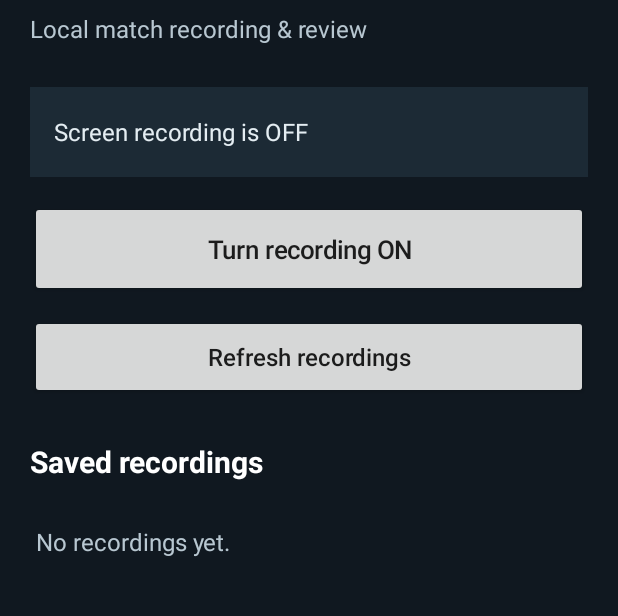
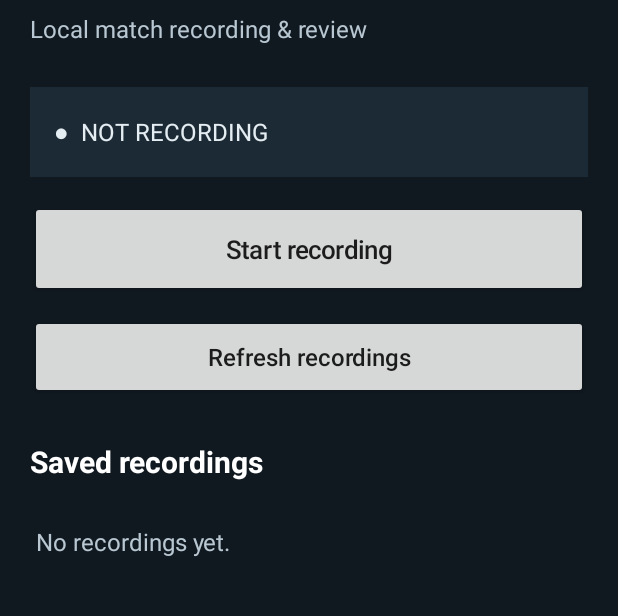
Before and after one commit to goatASHh/Nulls-royale-android, an Android app: the screen it shows after launch (MainActivity), on a phone screen of 412 x 824 dp, the part 95-711 px from its top. Run offline under Robolectric (Android 15) with nearby library versions, the phone set to English and light mode, and no system bars.

Commit message:
Show live recording status and elapsed time

```diff
--- a/app/src/main/java/com/nullsobserver/MainActivity.kt
+++ b/app/src/main/java/com/nullsobserver/MainActivity.kt
@@ -5,6 +5,8 @@ import android.content.Intent
 import android.media.projection.MediaProjectionManager
 import android.net.Uri
 import android.os.Bundle
+import android.os.Handler
+import android.os.Looper
 import android.provider.MediaStore
 import android.view.Gravity
 import android.view.View
@@ -20,6 +22,15 @@ class MainActivity : Activity() {
     private lateinit var toggle: Button
     private lateinit var list: LinearLayout
     private val captureRequest = 4102
+    private val statusHandler = Handler(Looper.getMainLooper())
+    private val statusUpdater = object : Runnable {
+        override fun run() {
+            if (::status.isInitialized && ::toggle.isInitialized) {
+                syncRecordingState()
+                statusHandler.postDelayed(this, 1000)
+            }
+        }
+    }
     private val preferences by lazy { getSharedPreferences(RecordingService.PREFS, MODE_PRIVATE) }
 
     override fun onCreate(savedInstanceState: Bundle?) {
@@ -155,8 +166,28 @@ class MainActivity : Activity() {
     private fun syncRecordingState() {
         val active = preferences.getBoolean(RecordingService.KEY_RECORDING, false)
         toggle.isEnabled = true
-        toggle.text = if (active) "Turn recording OFF" else "Turn recording ON"
-        status.text = if (active) "Screen recording is ON" else "Screen recording is OFF"
+        toggle.text = if (active) "Stop recording" else "Start recording"
+        if (active) {
+            val startedAt = preferences.getLong(RecordingService.KEY_STARTED_AT, System.currentTimeMillis())
+            val elapsedSeconds = ((System.currentTimeMillis() - startedAt).coerceAtLeast(0L) / 1000L)
+            val hours = elapsedSeconds / 3600
+            val minutes = (elapsedSeconds % 3600) / 60
+            val seconds = elapsedSeconds % 60
+            val elapsed = if (hours > 0) {
+                String.format(Locale.US, "%d:%02d:%02d", hours, minutes, seconds)
+            } else {
+                String.format(Locale.US, "%02d:%02d", minutes, seconds)
+            }
+            status.text = "●  RECORDING  •  $elapsed"
+            status.setTextColor(0xFFFF6666.toInt())
+            status.setBackgroundColor(0xFF3A2024.toInt())
+            status.contentDescription = "Recording in progress. Duration $elapsed"
+        } else {
+            status.text = "●  NOT RECORDING"
+            status.setTextColor(0xFFE4EDF2.toInt())
+            status.setBackgroundColor(0xFF1C2A35.toInt())
+            status.contentDescription = "Screen recording is off"
+        }
     }
 
     private fun refreshRecordings() {
@@ -226,6 +257,15 @@ class MainActivity : Activity() {
     override fun onResume() {
         super.onResume()
         if (::list.isInitialized) refreshRecordings()
-        if (::toggle.isInitialized) syncRecordingState()
+        if (::toggle.isInitialized) {
+            syncRecordingState()
+            statusHandler.removeCallbacks(statusUpdater)
+            statusHandler.post(statusUpdater)
+        }
+    }
+
+    override fun onPause() {
+        statusHandler.removeCallbacks(statusUpdater)
+        super.onPause()
     }
 }
```
